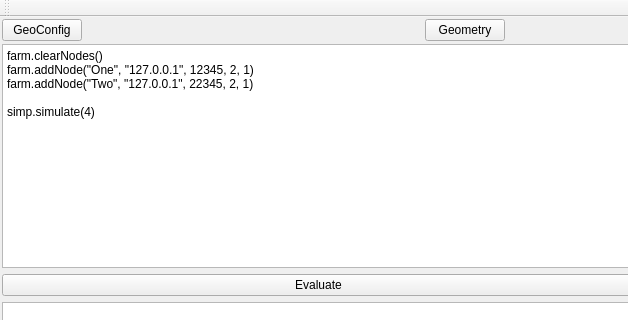
Qt form ants3bundle/src/ants3/gui/mainwindow.ui (andrmor/ANTS3bundle) before a commit; both pictures show x 0 to 628 and y 0 to 320 of the 843 by 577 pixel window.
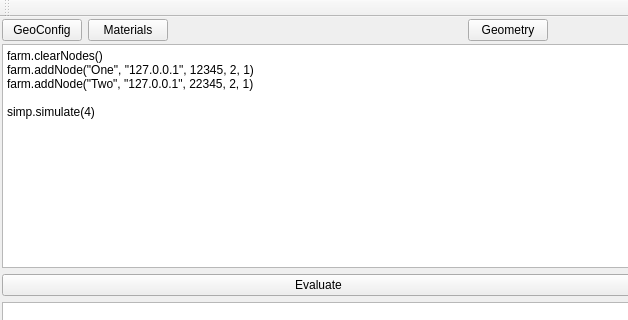
The same form after that commit.

The edit to the form file:
```diff
--- a/ants3bundle/src/ants3/gui/mainwindow.ui
+++ b/ants3bundle/src/ants3/gui/mainwindow.ui
@@ -39,6 +39,13 @@
         </property>
        </widget>
       </item>
+      <item>
+       <widget class="QPushButton" name="pbMaterials">
+        <property name="text">
+         <string>Materials</string>
+        </property>
+       </widget>
+      </item>
       <item>
        <spacer name="horizontalSpacer_2">
         <property name="orientation">
```
